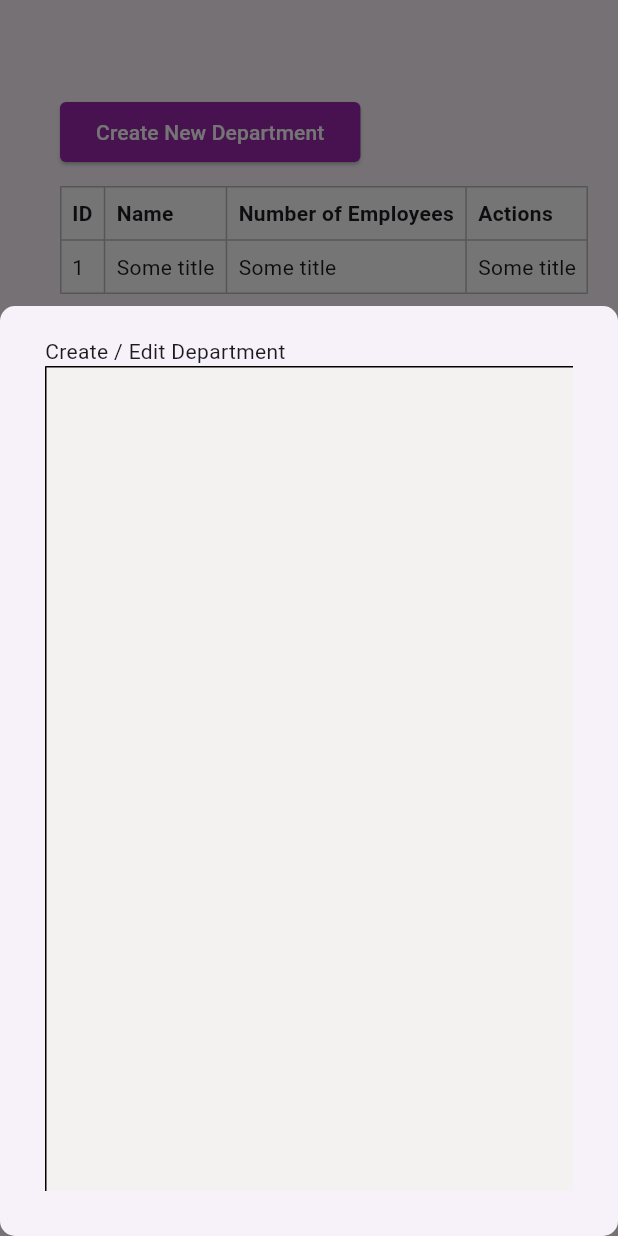
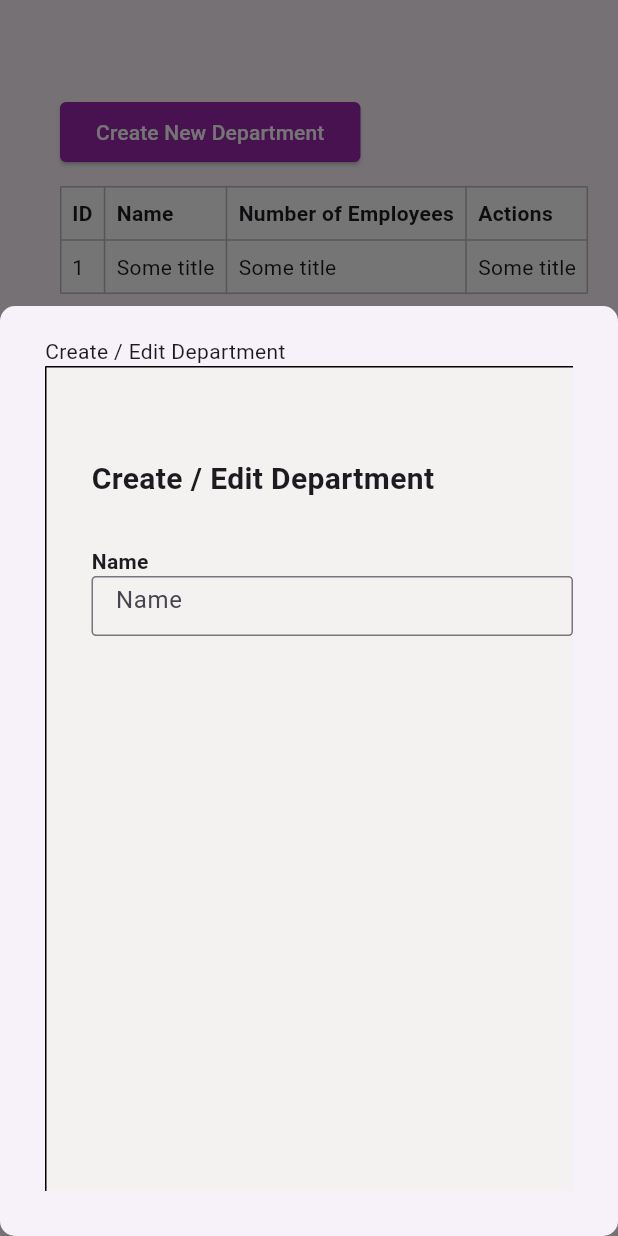
Before and after one commit to ShinanTc/flutter-assignment, a Flutter app: the screen it shows after launch, after a tap on "Create New Department", on a phone screen of 412 x 824 dp. Run offline on Flutter 3.47's test engine with Material 3 defaults, Android fonts, the phone set to English and light mode, and no system bars.

Commit message:
Name label and input field completed

```diff
--- a/lib/ui/modals/create_edit_department_modal.dart
+++ b/lib/ui/modals/create_edit_department_modal.dart
@@ -33,6 +33,36 @@ class CreateEditDepartmentModal extends StatelessWidget {
                   border: Border(
                       top: BorderSide(color: Colors.black),
                       left: BorderSide(color: Colors.black))),
+              child: Padding(
+                padding: const EdgeInsets.fromLTRB(30, 60, 0, 0),
+                child: Column(
+                  crossAxisAlignment: CrossAxisAlignment.start,
+                  children: [
+                    const Text(
+                      "Create / Edit Department",
+                      style:
+                          TextStyle(fontSize: 20, fontWeight: FontWeight.bold),
+                    ),
+                    const SizedBox(height: 30),
+                    const Text(
+                      "Name",
+                      style: TextStyle(fontWeight: FontWeight.bold),
+                    ),
+                    SizedBox(
+                      width: 330,
+                      height: 40,
+                      child: TextField(
+                        decoration: InputDecoration(
+                          hintText: 'Name',
+                          border: OutlineInputBorder(
+                            borderRadius: BorderRadius.circular(3.0),
+                          ),
+                        ),
+                      ),
+                    ),
+                  ],
+                ),
+              ),
             ),
           )
         ],
```
